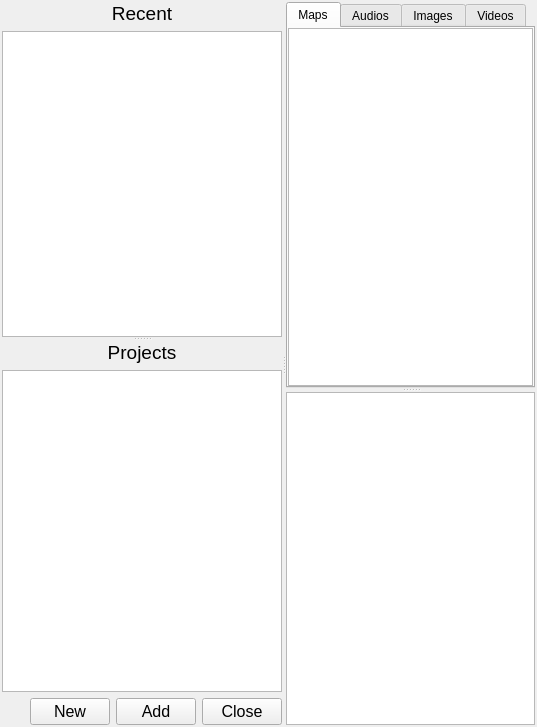
Before: the Qt Designer form src/ui/project/projectmanager.ui in xiangCaO233/MusicMapMaker, drawn with Qt 5.
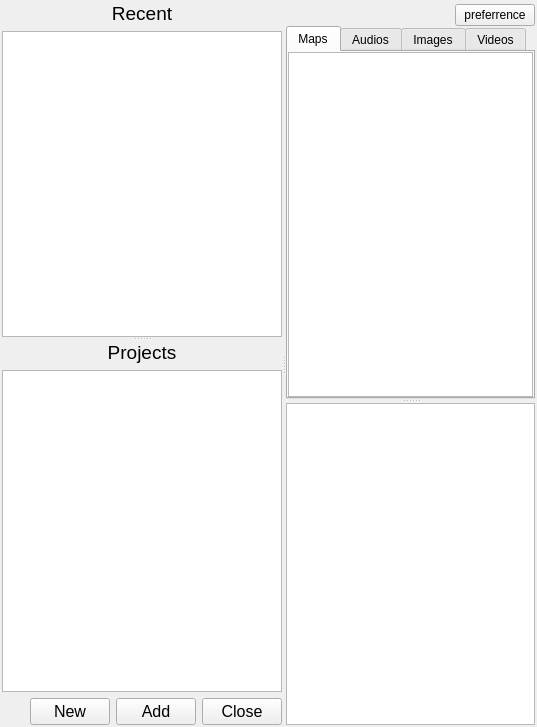
After: the same form once the commit is applied.

Patch:
```diff
--- a/src/ui/project/projectmanager.ui
+++ b/src/ui/project/projectmanager.ui
@@ -145,7 +145,7 @@
         <number>0</number>
        </property>
        <property name="topMargin">
-        <number>0</number>
+        <number>2</number>
        </property>
        <property name="rightMargin">
         <number>0</number>
@@ -153,6 +153,47 @@
        <property name="bottomMargin">
         <number>0</number>
        </property>
+       <item>
+        <widget class="QWidget" name="preference_widget" native="true">
+         <layout class="QHBoxLayout" name="horizontalLayout_2">
+          <property name="spacing">
+           <number>0</number>
+          </property>
+          <property name="leftMargin">
+           <number>0</number>
+          </property>
+          <property name="topMargin">
+           <number>0</number>
+          </property>
+          <property name="rightMargin">
+           <number>0</number>
+          </property>
+          <property name="bottomMargin">
+           <number>0</number>
+          </property>
+          <item>
+           <spacer name="horizontalSpacer_2">
+            <property name="orientation">
+             <enum>Qt::Orientation::Horizontal</enum>
+            </property>
+            <property name="sizeHint" stdset="0">
+             <size>
+              <width>163</width>
+              <height>20</height>
+             </size>
+            </property>
+           </spacer>
+          </item>
+          <item>
+           <widget class="QPushButton" name="preference_button">
+            <property name="text">
+             <string>preferrence</string>
+            </property>
+           </widget>
+          </item>
+         </layout>
+        </widget>
+       </item>
        <item>
         <widget class="QSplitter" name="project_content_splitter">
          <property name="orientation">
```
